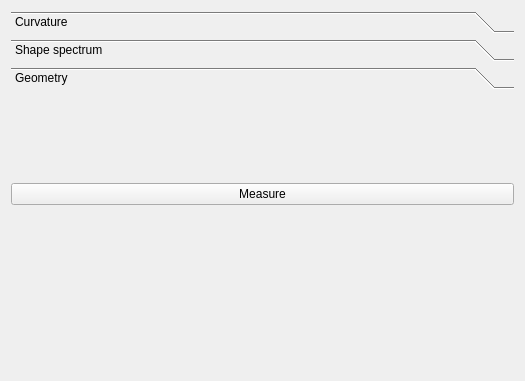
This is src/napari_stress/_spherical_harmonics/toolbox.ui in campaslab/napari-stress as Qt 5 draws it before an edit. The edited form follows.
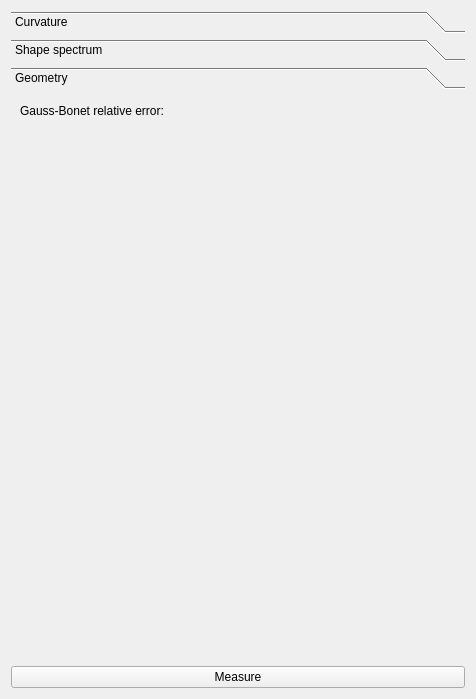
This is the edited form. The open tabs and pages were chosen to show the change.

```diff
--- a/src/napari_stress/_spherical_harmonics/toolbox.ui
+++ b/src/napari_stress/_spherical_harmonics/toolbox.ui
@@ -6,10 +6,22 @@
    <rect>
     <x>0</x>
     <y>0</y>
-    <width>525</width>
-    <height>381</height>
+    <width>476</width>
+    <height>699</height>
    </rect>
   </property>
+  <property name="sizePolicy">
+   <sizepolicy hsizetype="Preferred" vsizetype="Preferred">
+    <horstretch>0</horstretch>
+    <verstretch>0</verstretch>
+   </sizepolicy>
+  </property>
+  <property name="minimumSize">
+   <size>
+    <width>0</width>
+    <height>300</height>
+   </size>
+  </property>
   <property name="windowTitle">
    <string>Form</string>
   </property>
@@ -56,12 +68,47 @@
       </layout>
      </widget>
      <widget class="QWidget" name="page_geometry">
+      <property name="geometry">
+       <rect>
+        <x>0</x>
+        <y>0</y>
+        <width>458</width>
+        <height>571</height>
+       </rect>
+      </property>
       <attribute name="label">
        <string>Geometry</string>
       </attribute>
       <layout class="QGridLayout" name="gridLayout_4">
        <item row="0" column="0">
-        <widget class="QWidget" name="widget_3" native="true"/>
+        <widget class="QLabel" name="label">
+         <property name="toolTip">
+          <string>&lt;html&gt;&lt;head/&gt;&lt;body&gt;&lt;p&gt;The Gauss Bonnet test checks whether the approximated surface fullfills geometric properties. &lt;/p&gt;&lt;p&gt;&lt;br/&gt;&lt;/p&gt;&lt;p&gt;    From Wikipedia:&lt;/p&gt;&lt;p&gt;    &amp;quot;In the simplest application, the case of a triangle on a plane, the sum&lt;/p&gt;&lt;p&gt;    of its angles is 180 degrees.[1] The Gauss–Bonnet theorem extends this to&lt;/p&gt;&lt;p&gt;    more complicated shapes and curved surfaces, connecting the local and&lt;/p&gt;&lt;p&gt;    global geometries.&amp;quot;&lt;/p&gt;&lt;p&gt;&lt;br/&gt;&lt;/p&gt;&lt;p&gt;&lt;a href=&quot;https://en.wikipedia.org/wiki/Gauss%E2%80%93Bonnet_theorem&quot;&gt;&lt;span style=&quot; text-decoration: underline; color:#0000ff;&quot;&gt;Source&lt;/span&gt;&lt;/a&gt;&lt;/p&gt;&lt;/body&gt;&lt;/html&gt;</string>
+         </property>
+         <property name="text">
+          <string>Gauss-Bonet relative error:</string>
+         </property>
+        </widget>
+       </item>
+       <item row="0" column="1">
+        <widget class="QLabel" name="gauss_bonnet_relative_error">
+         <property name="text">
+          <string/>
+         </property>
+        </widget>
+       </item>
+       <item row="1" column="0">
+        <spacer name="verticalSpacer_2">
+         <property name="orientation">
+          <enum>Qt::Vertical</enum>
+         </property>
+         <property name="sizeHint" stdset="0">
+          <size>
+           <width>20</width>
+           <height>40</height>
+          </size>
+         </property>
+        </spacer>
        </item>
       </layout>
      </widget>
@@ -74,19 +121,6 @@
      </property>
     </widget>
    </item>
-   <item row="2" column="0">
-    <spacer name="verticalSpacer">
-     <property name="orientation">
-      <enum>Qt::Vertical</enum>
-     </property>
-     <property name="sizeHint" stdset="0">
-      <size>
-       <width>20</width>
-       <height>40</height>
-      </size>
-     </property>
-    </spacer>
-   </item>
   </layout>
  </widget>
  <resources/>
```
Left out of the diff: 32 changed lines with no effect on the pictures.
